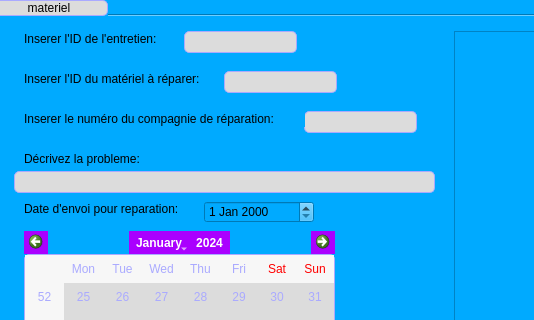
Old version of the form mainwindow.ui in the repository arijhajji-1/E-Health_2A2; both pictures show x 0 to 534 and y 0 to 320 of the 799 by 621 pixel window.
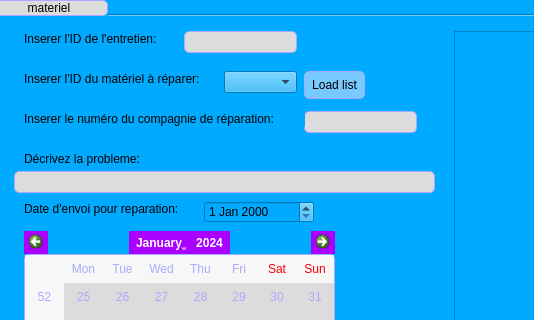
New version of the form. The open tabs and pages were chosen to show the change.

```diff
--- a/mainwindow.ui
+++ b/mainwindow.ui
@@ -4164,22 +4164,6 @@
              <string>Inserer l'ID du matériel à réparer: </string>
             </property>
            </widget>
-           <widget class="QLineEdit" name="lineEdit_Entretien_ID_2">
-            <property name="geometry">
-             <rect>
-              <x>240</x>
-              <y>70</y>
-              <width>113</width>
-              <height>22</height>
-             </rect>
-            </property>
-            <property name="styleSheet">
-             <string notr="true">background-color: rgb(220,220,220);
- border: 1px solid black;
-	border-color: rgb(170, 170, 255);
-     border-radius: 5px;</string>
-            </property>
-           </widget>
            <widget class="QComboBox" name="comboBox_Entretien">
             <property name="geometry">
              <rect>
@@ -4225,6 +4209,44 @@
              </property>
             </item>
            </widget>
+           <widget class="QComboBox" name="comboBox_3_Materiels">
+            <property name="geometry">
+             <rect>
+              <x>240</x>
+              <y>70</y>
+              <width>73</width>
+              <height>22</height>
+             </rect>
+            </property>
+           </widget>
+           <widget class="QPushButton" name="pushButton_LoadList_Materiels">
+            <property name="geometry">
+             <rect>
+              <x>320</x>
+              <y>70</y>
+              <width>61</width>
+              <height>28</height>
+             </rect>
+            </property>
+            <property name="styleSheet">
+             <string notr="true">QPushButton:checked {
+    background-color: qlineargradient(spread:pad, x1:0, y1:0, x2:0, y2:1,   stop:0 rgb(120, 201, 255), stop:1 rgb(120, 0, 255))
+}
+
+QPushButton:hover {
+
+	background-color: rgb(170, 255, 255);
+}
+QPushButton {
+     background-color: rgb(120, 201, 255); border: 1px solid black;
+	border-color: rgb(170, 170, 255);
+     border-radius: 5px;
+}</string>
+            </property>
+            <property name="text">
+             <string>Load list</string>
+            </property>
+           </widget>
           </widget>
          </widget>
         </widget>
```
